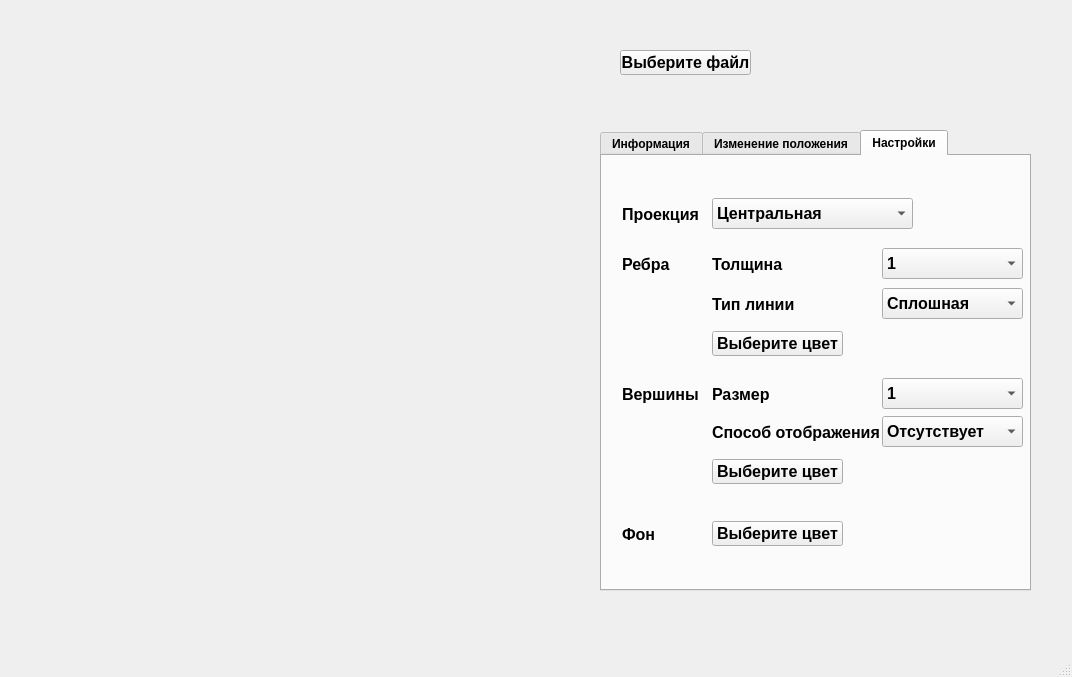
Above: src/view/mainwindow.ui from shii-cchi/3D_Viewer_cc before the change. Below: the same form after it.
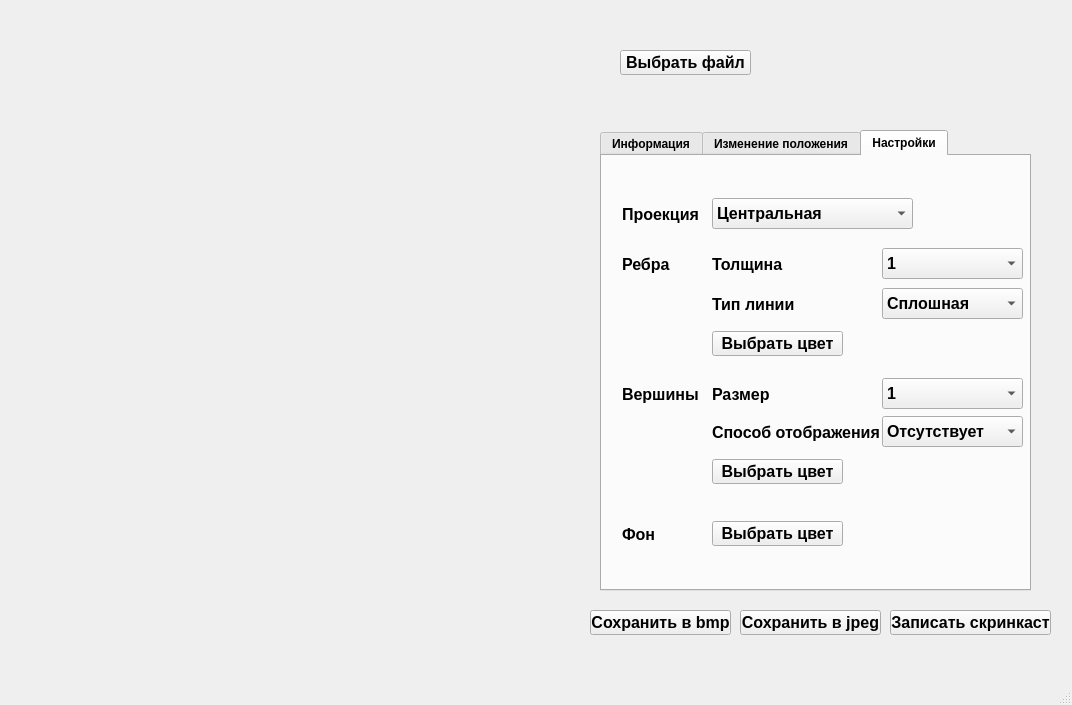
That is the form after the change. Custom widgets are drawn as their Qt base class.

Commit message: add buttons for save image and make screencast

```diff
--- a/src/view/mainwindow.ui
+++ b/src/view/mainwindow.ui
@@ -7,7 +7,7 @@
     <x>0</x>
     <y>0</y>
     <width>1072</width>
-    <height>677</height>
+    <height>705</height>
    </rect>
   </property>
   <property name="windowTitle">
@@ -30,7 +30,7 @@
      </font>
     </property>
     <property name="text">
-     <string>Выберите файл</string>
+     <string>Выбрать файл</string>
     </property>
    </widget>
    <widget class="QLabel" name="error_file">
@@ -59,7 +59,7 @@
       <x>19</x>
       <y>9</y>
       <width>561</width>
-      <height>591</height>
+      <height>631</height>
      </rect>
     </property>
    </widget>
@@ -744,7 +744,7 @@
        </font>
       </property>
       <property name="text">
-       <string>Выберите цвет</string>
+       <string>Выбрать цвет</string>
       </property>
      </widget>
      <widget class="QPushButton" name="pushButton_color_vertices">
@@ -763,7 +763,7 @@
        </font>
       </property>
       <property name="text">
-       <string>Выберите цвет</string>
+       <string>Выбрать цвет</string>
       </property>
      </widget>
      <widget class="QLabel" name="label_12">
@@ -801,11 +801,68 @@
        </font>
       </property>
       <property name="text">
-       <string>Выберите цвет</string>
+       <string>Выбрать цвет</string>
       </property>
      </widget>
     </widget>
    </widget>
+   <widget class="QPushButton" name="pushButton_save_bmp">
+    <property name="geometry">
+     <rect>
+      <x>590</x>
+      <y>610</y>
+      <width>141</width>
+      <height>25</height>
+     </rect>
+    </property>
+    <property name="font">
+     <font>
+      <pointsize>12</pointsize>
+      <bold>true</bold>
+     </font>
+    </property>
+    <property name="text">
+     <string>Сохранить в bmp</string>
+    </property>
+   </widget>
+   <widget class="QPushButton" name="pushButton_save_jpeg">
+    <property name="geometry">
+     <rect>
+      <x>740</x>
+      <y>610</y>
+      <width>141</width>
+      <height>25</height>
+     </rect>
+    </property>
+    <property name="font">
+     <font>
+      <pointsize>12</pointsize>
+      <bold>true</bold>
+     </font>
+    </property>
+    <property name="text">
+     <string>Сохранить в jpeg</string>
+    </property>
+   </widget>
+   <widget class="QPushButton" name="pushButton_make_screencast">
+    <property name="geometry">
+     <rect>
+      <x>890</x>
+      <y>610</y>
+      <width>161</width>
+      <height>25</height>
+     </rect>
+    </property>
+    <property name="font">
+     <font>
+      <pointsize>12</pointsize>
+      <bold>true</bold>
+     </font>
+    </property>
+    <property name="text">
+     <string>Записать скринкаст</string>
+    </property>
+   </widget>
   </widget>
   <widget class="QMenuBar" name="menubar">
    <property name="geometry">
```
